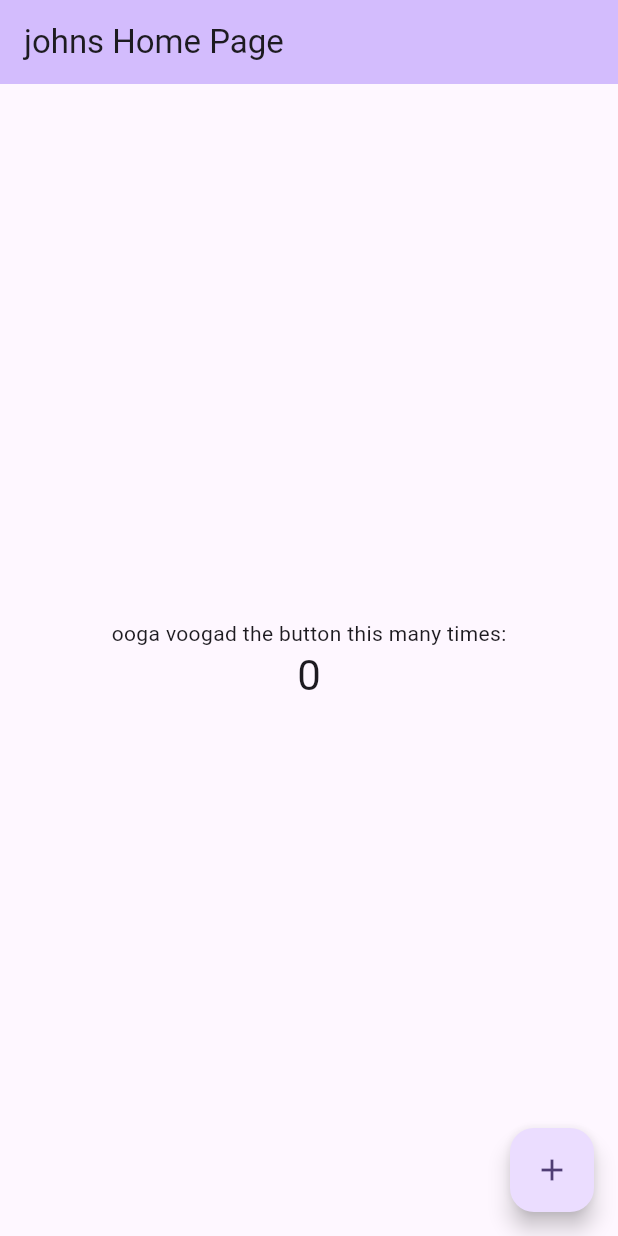
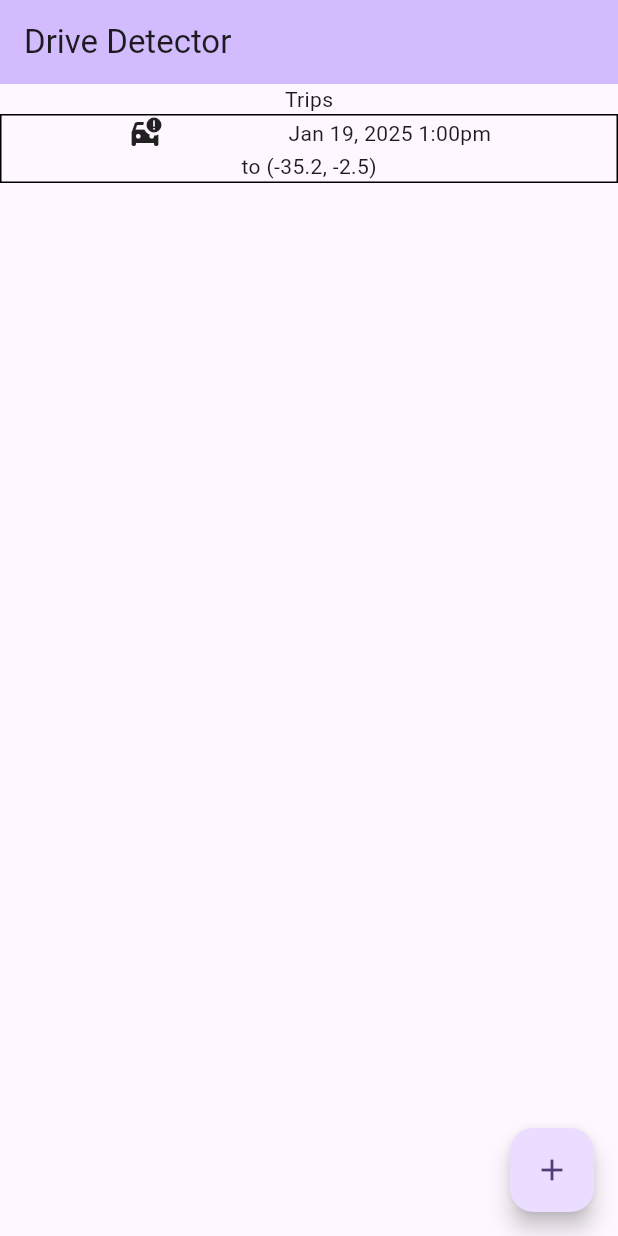
Before and after one commit to iglesias-johnluke/drive_detection_app, a Flutter app: the screen it shows after launch, on a phone screen of 412 x 824 dp. Run offline on Flutter 3.47's test engine with Material 3 defaults, Android fonts, the phone set to English and light mode, and no system bars.

Commit message:
Trip entry

```diff
--- a/lib/main.dart
+++ b/lib/main.dart
@@ -13,41 +13,16 @@ class MyApp extends StatelessWidget {
     return MaterialApp(
       title: 'Flutter Demo',
       theme: ThemeData(
-        // This is the theme of your application.
-        //
-        // TRY THIS: Try running your application with "flutter run". You'll see
-        // the application has a purple toolbar. Then, without quitting the app,
-        // try changing the seedColor in the colorScheme below to Colors.green
-        // and then invoke "hot reload" (save your changes or press the "hot
-        // reload" button in a Flutter-supported IDE, or press "r" if you used
-        // the command line to start the app).
-        //
-        // Notice that the counter didn't reset back to zero; the application
-        // state is not lost during the reload. To reset the state, use hot
-        // restart instead.
-        //
-        // This works for code too, not just values: Most code changes can be
-        // tested with just a hot reload.
         colorScheme: ColorScheme.fromSeed(seedColor: Colors.deepPurple),
         useMaterial3: true,
       ),
-      home: const MyHomePage(title: 'johns Home Page'),
+      home: const MyHomePage(title: 'Drive Detector'),
     );
   }
 }
 
 class MyHomePage extends StatefulWidget {
   const MyHomePage({super.key, required this.title});
-
-  // This widget is the home page of your application. It is stateful, meaning
-  // that it has a State object (defined below) that contains fields that affect
-  // how it looks.
-
-  // This class is the configuration for the state. It holds the values (in this
-  // case the title) provided by the parent (in this case the App widget) and
-  // used by the build method of the State. Fields in a Widget subclass are
-  // always marked "final".
-
   final String title;
 
   @override
@@ -59,59 +34,43 @@ class _MyHomePageState extends State<MyHomePage> {
 
   void _incrementCounter() {
     setState(() {
-      // This call to setState tells the Flutter framework that something has
-      // changed in this State, which causes it to rerun the build method below
-      // so that the display can reflect the updated values. If we changed
-      // _counter without calling setState(), then the build method would not be
-      // called again, and so nothing would appear to happen.
       _counter++;
     });
   }
 
+  Widget tripEntry() {
+    return Container(
+      decoration: BoxDecoration(
+        border: Border.all(),
+      ),
+      child: Column(
+        children: [
+          Row(
+            mainAxisAlignment: MainAxisAlignment.spaceEvenly,
+            children: [
+              Icon(Icons.car_crash),
+              Text("Jan 19, 2025 1:00pm")
+            ],
+          ),
+          Text("to (-35.2, -2.5)")
+        ],
+      )
+    ) ;
+  }
+
   @override
   Widget build(BuildContext context) {
-    // This method is rerun every time setState is called, for instance as done
-    // by the _incrementCounter method above.
-    //
-    // The Flutter framework has been optimized to make rerunning build methods
-    // fast, so that you can just rebuild anything that needs updating rather
-    // than having to individually change instances of widgets.
     return Scaffold(
       appBar: AppBar(
-        // TRY THIS: Try changing the color here to a specific color (to
-        // Colors.amber, perhaps?) and trigger a hot reload to see the AppBar
-        // change color while the other colors stay the same.
         backgroundColor: Theme.of(context).colorScheme.inversePrimary,
-        // Here we take the value from the MyHomePage object that was created by
-        // the App.build method, and use it to set our appbar title.
         title: Text(widget.title),
       ),
-      body: Center(
-        // Center is a layout widget. It takes a single child and positions it
-        // in the middle of the parent.
+      body: IntrinsicHeight(
         child: Column(
-          // Column is also a layout widget. It takes a list of children and
-          // arranges them vertically. By default, it sizes itself to fit its
-          // children horizontally, and tries to be as tall as its parent.
-          //
-          // Column has various properties to control how it sizes itself and
-          // how it positions its children. Here we use mainAxisAlignment to
-          // center the children vertically; the main axis here is the vertical
-          // axis because Columns are vertical (the cross axis would be
-          // horizontal).
-          //
-          // TRY THIS: Invoke "debug painting" (choose the "Toggle Debug Paint"
-          // action in the IDE, or press "p" in the console), to see the
-          // wireframe for each widget.
           mainAxisAlignment: MainAxisAlignment.center,
           children: <Widget>[
-            const Text(
-              'ooga voogad the button this many times:',
-            ),
-            Text(
-              '$_counter',
-              style: Theme.of(context).textTheme.headlineMedium,
-            ),
+            const Text('Trips',),
+            tripEntry()
           ],
         ),
       ),
```
